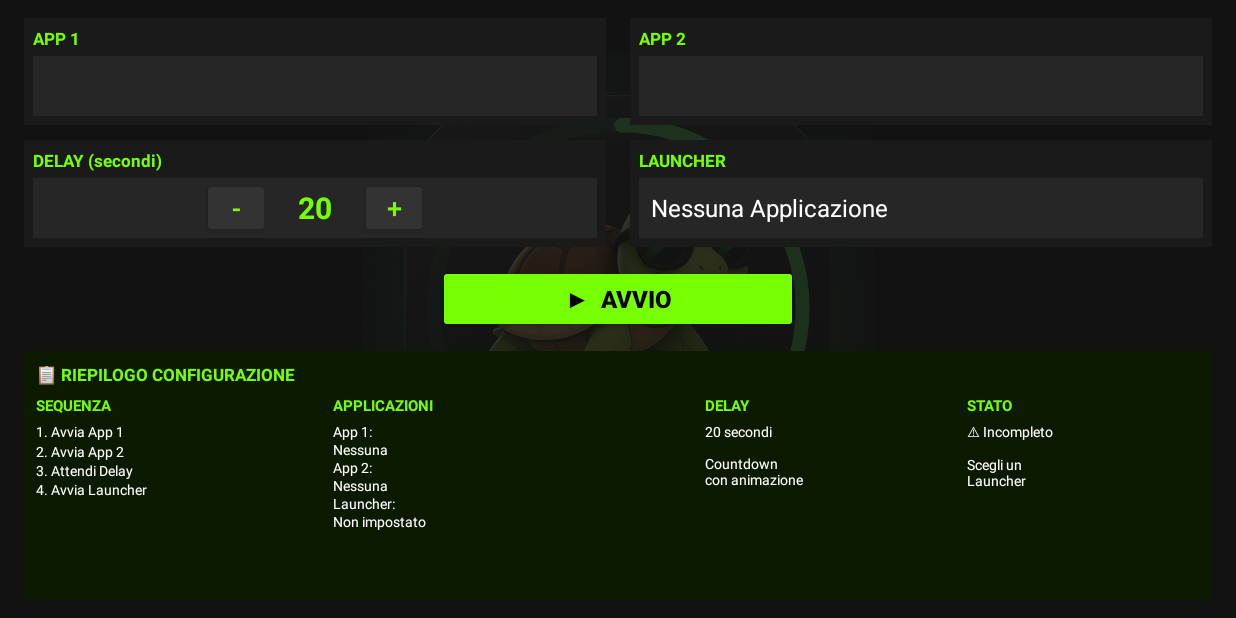
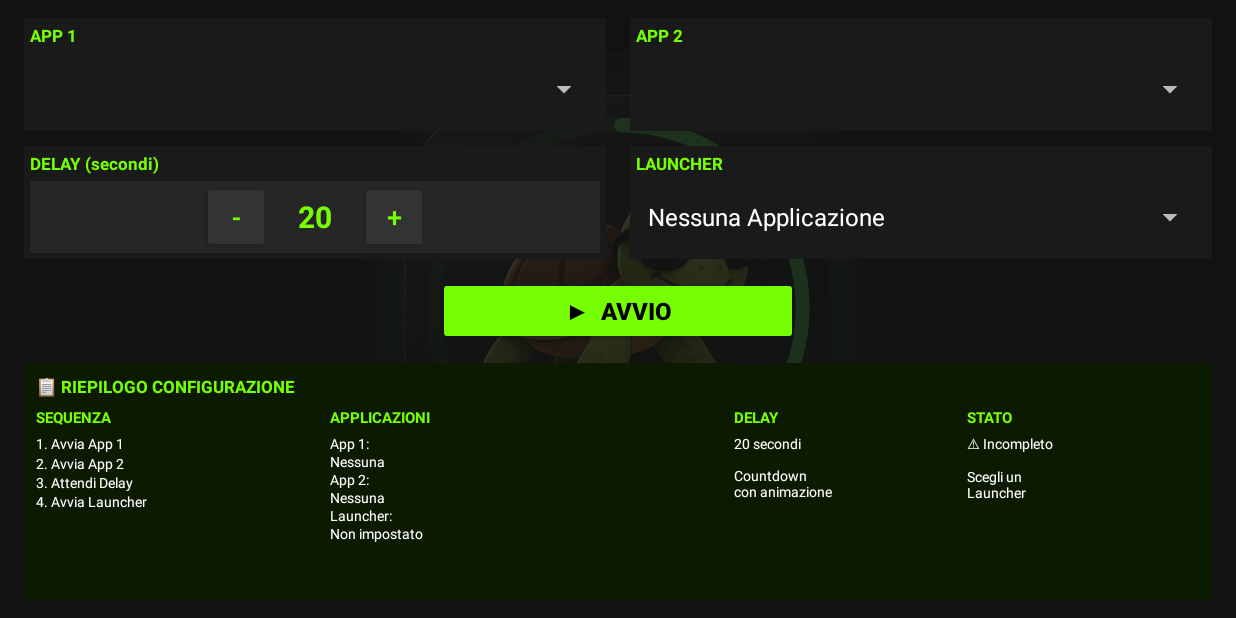
Before and after one commit to relief66/Delay_Launcher_Improve, an Android app: the screen it shows after launch (MainActivity), on a phone screen of 824 x 412 dp (held sideways). Run offline under Robolectric (Android 15) with nearby library versions, the light colour scheme and no system bars.

Commit message:
Adjust layout padding and dimensions in activity_main.xml
Updated padding and layout parameters for various UI elements.

```diff
--- a/app/src/main/res/layout/activity_main.xml
+++ b/app/src/main/res/layout/activity_main.xml
@@ -35,7 +35,7 @@
                 android:orientation="vertical"
                 android:layout_marginEnd="8dp"
                 android:background="#1A1A1A"
-                android:padding="6dp">
+                android:padding="4dp">
                 <TextView
                     android:layout_width="wrap_content"
                     android:layout_height="wrap_content"
@@ -46,8 +46,7 @@
                 <Spinner
                     android:id="@+id/spinner_app1"
                     android:layout_width="match_parent"
-                    android:layout_height="40dp"
-                    android:background="#262626"
+                    android:layout_height="48dp"
                     android:layout_marginTop="4dp" />
             </LinearLayout>
 
@@ -58,7 +57,7 @@
                 android:orientation="vertical"
                 android:layout_marginStart="8dp"
                 android:background="#1A1A1A"
-                android:padding="6dp">
+                android:padding="4dp">
                 <TextView
                     android:layout_width="wrap_content"
                     android:layout_height="wrap_content"
@@ -69,8 +68,7 @@
                 <Spinner
                     android:id="@+id/spinner_app2"
                     android:layout_width="match_parent"
-                    android:layout_height="40dp"
-                    android:background="#262626"
+                    android:layout_height="48dp"
                     android:layout_marginTop="4dp" />
             </LinearLayout>
         </LinearLayout>
@@ -88,7 +86,7 @@
                 android:orientation="vertical"
                 android:layout_marginEnd="8dp"
                 android:background="#1A1A1A"
-                android:padding="6dp">
+                android:padding="4dp">
                 <TextView
                     android:layout_width="wrap_content"
                     android:layout_height="wrap_content"
@@ -98,7 +96,7 @@
                     android:textStyle="bold" />
                 <LinearLayout
                     android:layout_width="match_parent"
-                    android:layout_height="40dp"
+                    android:layout_height="48dp"
                     android:orientation="horizontal"
                     android:gravity="center"
                     android:layout_marginTop="4dp"
@@ -140,7 +138,7 @@
                 android:orientation="vertical"
                 android:layout_marginStart="8dp"
                 android:background="#1A1A1A"
-                android:padding="6dp">
+                android:padding="4dp">
                 <TextView
                     android:layout_width="wrap_content"
                     android:layout_height="wrap_content"
@@ -151,8 +149,7 @@
                 <Spinner
                     android:id="@+id/spinner_launcher"
                     android:layout_width="match_parent"
-                    android:layout_height="40dp"
-                    android:background="#262626"
+                    android:layout_height="48dp"
                     android:layout_marginTop="4dp" />
             </LinearLayout>
         </LinearLayout>
@@ -216,10 +213,10 @@
                 <LinearLayout
                     android:layout_width="0dp"
                     android:layout_height="match_parent"
-                    android:layout_weight="1.3"
+                    android:layout_weight="1.4"
                     android:orientation="vertical"
-                    android:paddingLeft="4dp"
-                    android:paddingRight="4dp">
+                    android:paddingLeft="2dp"
+                    android:paddingRight="2dp">
                     <TextView
                         android:layout_width="wrap_content"
                         android:layout_height="wrap_content"
@@ -241,7 +238,7 @@
                 <LinearLayout
                     android:layout_width="0dp"
                     android:layout_height="match_parent"
-                    android:layout_weight="0.9"
+                    android:layout_weight="0.8"
                     android:orientation="vertical">
                     <TextView
                         android:layout_width="wrap_content"
@@ -277,7 +274,7 @@
                         android:id="@+id/tv_col_stato"
                         android:layout_width="match_parent"
                         android:layout_height="wrap_content"
-                        android:text="✓ Pronto\n\nTutto configurato"
+                        android:text="✓ Pronto"
                         android:textColor="#FFFFFF"
                         android:textSize="9sp" />
                 </LinearLayout>
```
